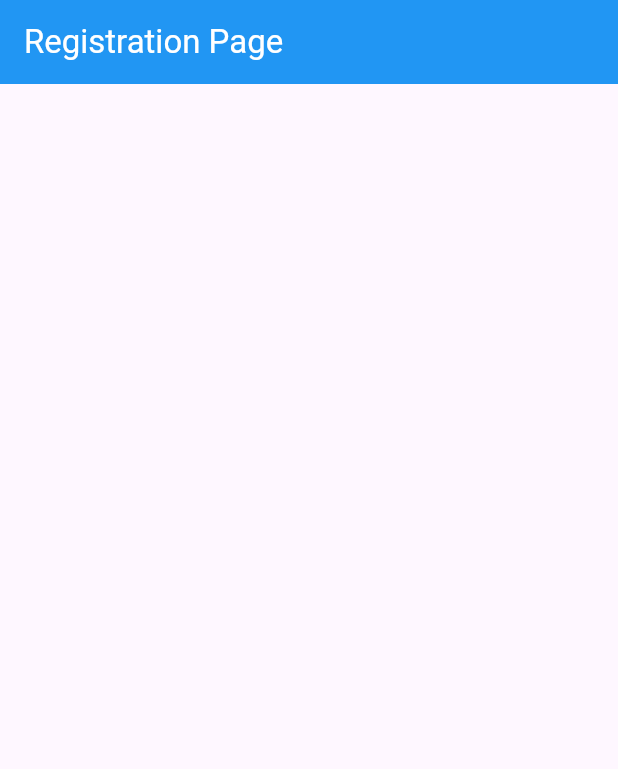
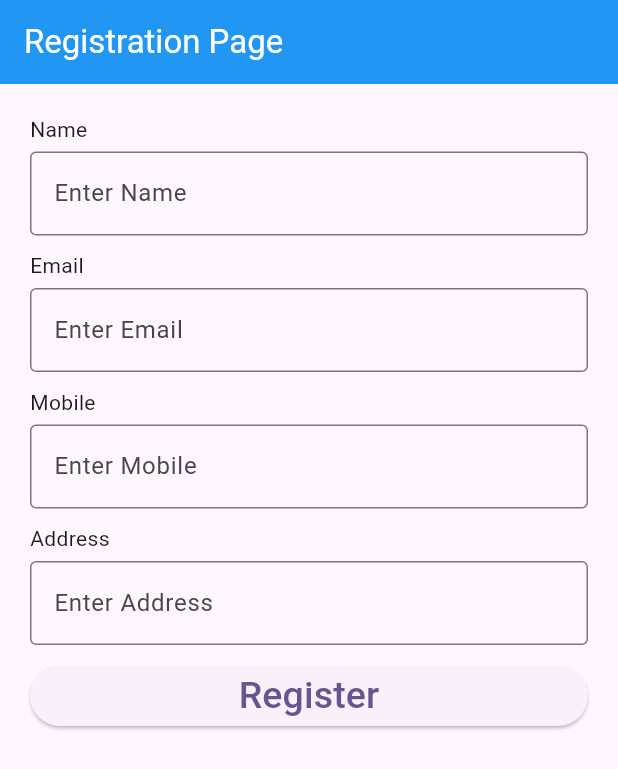
Before and after one commit to iamdumonde/reg_user_proj, a Flutter app: the screen it shows after launch, on a phone screen of 412 x 824 dp. Shown: the top 769 px of the screen. Run offline on Flutter 3.47's test engine with Material 3 defaults, Android fonts, the light colour scheme and no system bars.

Commit message:
email, mobile, address field added

```diff
--- a/lib/main.dart
+++ b/lib/main.dart
@@ -33,6 +33,7 @@ class MyApp extends StatelessWidget {
         useMaterial3: true,
       ),
       home: const RegisterPage(),
+      //for debug show checked mode banner
       debugShowCheckedModeBanner: false,
     );
   }
@@ -46,6 +47,11 @@ class RegisterPage extends StatefulWidget {
 }
 
 class _RegisterPageState extends State<RegisterPage> {
+  TextEditingController nameController = TextEditingController();
+  TextEditingController emailController = TextEditingController();
+  TextEditingController addressController = TextEditingController();
+  TextEditingController mobileController = TextEditingController();
+
   @override
   Widget build(BuildContext context) {
     return Scaffold(
@@ -58,6 +64,78 @@ class _RegisterPageState extends State<RegisterPage> {
         ),
         backgroundColor: Colors.blue,
       ),
+      body: Container(
+        padding: EdgeInsets.all(20),
+        child: ListView(
+          children: [
+            Text('Name'),
+            SizedBox(
+              height: 5,
+            ),
+            TextField(
+              controller: nameController,
+              decoration: InputDecoration(
+                border: OutlineInputBorder(),
+                hintText: 'Enter Name',
+              ),
+            ),
+            SizedBox(
+              height: 10,
+            ),
+            Text('Email'),
+            SizedBox(
+              height: 5,
+            ),
+            TextField(
+              controller: emailController,
+              decoration: InputDecoration(
+                border: OutlineInputBorder(),
+                hintText: 'Enter Email',
+              ),
+            ),
+            SizedBox(
+              height: 10,
+            ),
+            Text('Mobile'),
+            SizedBox(
+              height: 5,
+            ),
+            TextField(
+              controller: mobileController,
+              decoration: InputDecoration(
+                border: OutlineInputBorder(),
+                hintText: 'Enter Mobile',
+              ),
+            ),
+            SizedBox(
+              height: 10,
+            ),
+            Text('Address'),
+            SizedBox(
+              height: 5,
+            ),
+            TextField(
+              controller: addressController,
+              decoration: InputDecoration(
+                border: OutlineInputBorder(),
+                hintText: 'Enter Address',
+              ),
+            ),
+            SizedBox(
+              height: 10,
+            ),
+            ElevatedButton(
+              onPressed: () {},
+              child: Text(
+                'Register',
+                style: TextStyle(
+                  fontSize: 25,
+                ),
+              ),
+            )
+          ],
+        ),
+      ),
     );
   }
 }
```
